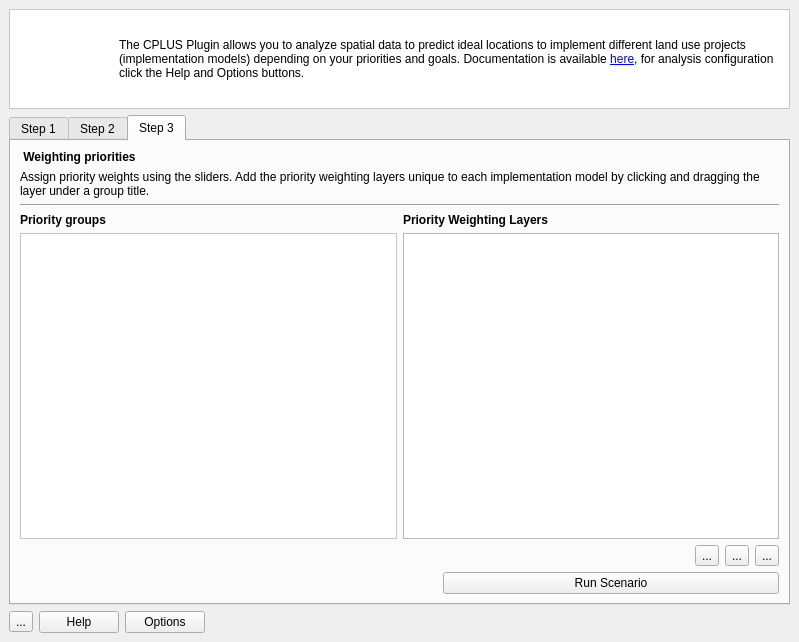
Old version of the form src/cplus_plugin/ui/qgis_cplus_main_dockwidget.ui in the repository ConservationInternational/cplus-plugin.
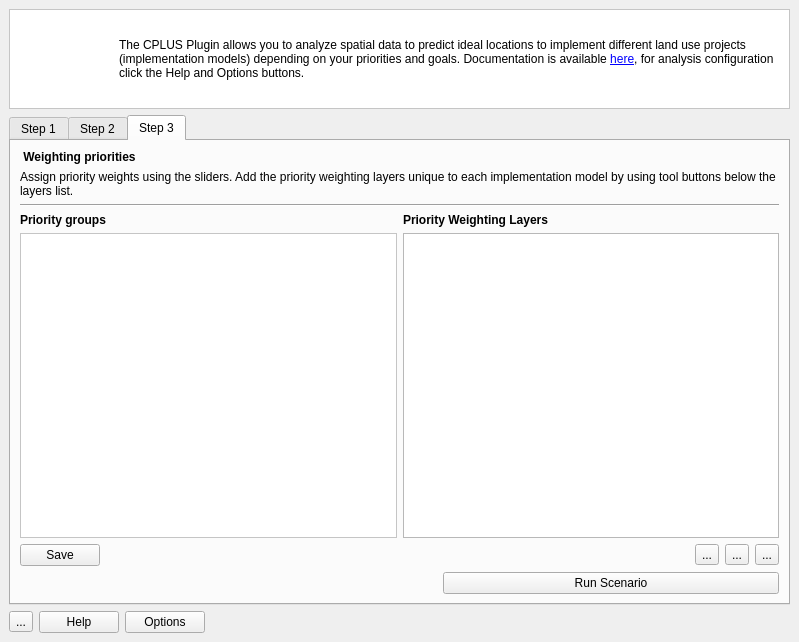
New version of the form. Icons and pictures are not drawn. Custom widgets are drawn as their Qt base class.

Commit message: fix and updates on the weighted models

Diff of the .ui file:
```diff
--- a/src/cplus_plugin/ui/qgis_cplus_main_dockwidget.ui
+++ b/src/cplus_plugin/ui/qgis_cplus_main_dockwidget.ui
@@ -641,7 +641,7 @@
         <item row="1" column="0" colspan="2">
          <widget class="QLabel" name="label_77">
           <property name="text">
-           <string>Assign priority weights using the sliders. Add the priority weighting layers unique to each implementation model by clicking and dragging the layer under a group title.</string>
+           <string>Assign priority weights using the sliders. Add the priority weighting layers unique to each implementation model by using tool buttons below the layers list.</string>
           </property>
           <property name="wordWrap">
            <bool>true</bool>
@@ -716,7 +716,7 @@
                 <x>0</x>
                 <y>0</y>
                 <width>357</width>
-                <height>236</height>
+                <height>234</height>
                </rect>
               </property>
              </widget>
@@ -728,6 +728,36 @@
         <item row="4" column="1">
          <widget class="QListWidget" name="priority_layers_list"/>
         </item>
+        <item row="5" column="0">
+         <layout class="QHBoxLayout" name="horizontalLayout_5">
+          <item>
+           <widget class="QPushButton" name="save_groups_btn">
+            <property name="toolTip">
+             <string>Save the priority groups values for the current selected priority weight layer.</string>
+            </property>
+            <property name="toolTipDuration">
+             <number>1</number>
+            </property>
+            <property name="text">
+             <string>Save</string>
+            </property>
+           </widget>
+          </item>
+          <item>
+           <spacer name="horizontalSpacer_4">
+            <property name="orientation">
+             <enum>Qt::Horizontal</enum>
+            </property>
+            <property name="sizeHint" stdset="0">
+             <size>
+              <width>40</width>
+              <height>20</height>
+             </size>
+            </property>
+           </spacer>
+          </item>
+         </layout>
+        </item>
         <item row="5" column="1">
          <layout class="QHBoxLayout" name="horizontalLayout_4">
           <item>
```
Left out of the diff: 12 changed lines with no effect on the pictures. The commit also changes 7 other files.
